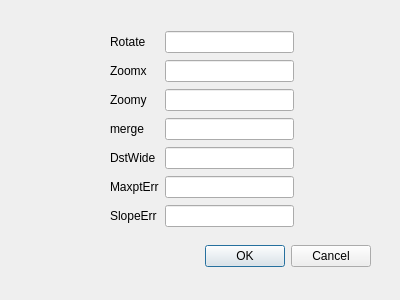
First picture: the form in StitchView/mapxydialog.ui, repository chenyufjfz/ChipPintu, before the edit.
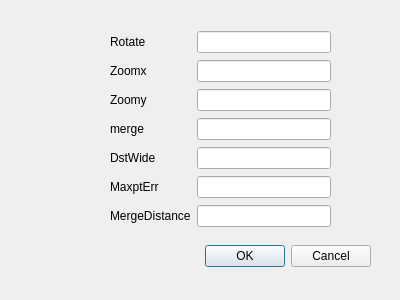
Second picture: the form after the edit.

```diff
--- a/StitchView/mapxydialog.ui
+++ b/StitchView/mapxydialog.ui
@@ -34,7 +34,7 @@
     <rect>
      <x>110</x>
      <y>30</y>
-     <width>184</width>
+     <width>221</width>
      <height>198</height>
     </rect>
    </property>
@@ -102,7 +102,7 @@
     <item row="6" column="0">
      <widget class="QLabel" name="label_7">
       <property name="text">
-       <string>SlopeErr</string>
+       <string>MergeDistance</string>
       </property>
      </widget>
     </item>
```
